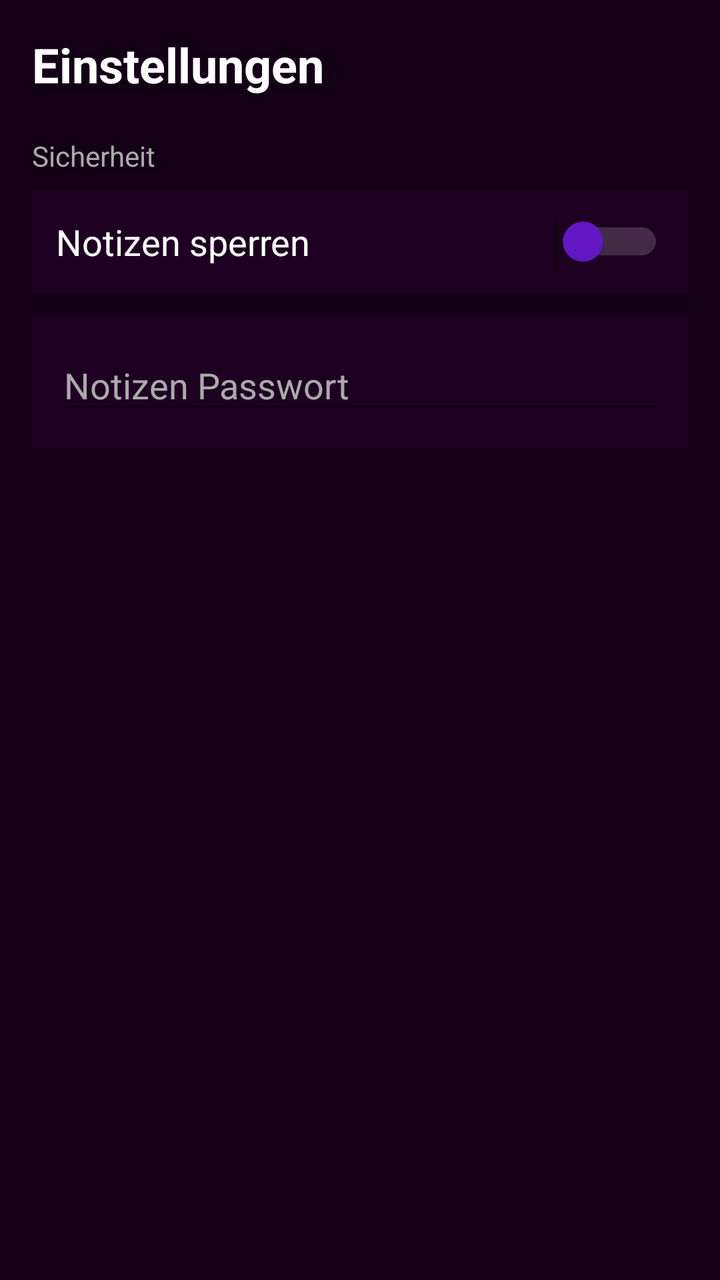
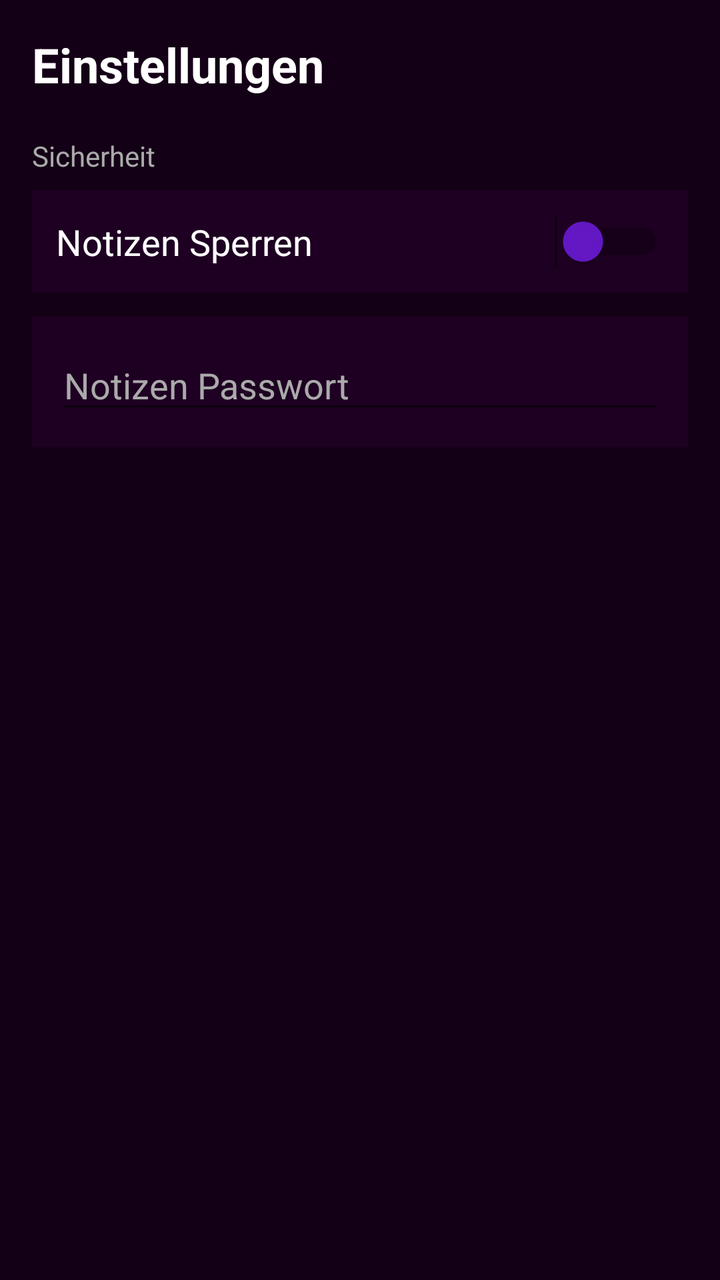

Screens rendered from an Android XML layout before and after an edit, with the pre-edit source and the edit as a unified diff.
<!-- AndroidManifest.xml: application theme Theme.Mynd -->
<!-- res/layout/settings.xml -->
<?xml version="1.0" encoding="utf-8"?>
<ScrollView xmlns:android="http://schemas.android.com/apk/res/android"
    xmlns:app="http://schemas.android.com/apk/res-auto"
    android:layout_width="match_parent"
    android:layout_height="match_parent"
    android:background="@color/backgroundDark"
    android:padding="16dp">

    <LinearLayout
        android:layout_width="match_parent"
        android:layout_height="wrap_content"
        android:orientation="vertical">

        
        <TextView
            android:id="@+id/settingsTitle"
            android:layout_width="wrap_content"
            android:layout_height="wrap_content"
            android:layout_marginBottom="20dp"
            android:text="Einstellungen"
            android:textColor="@color/textWhite"
            android:textSize="24sp"
            android:textStyle="bold" />

        
        <TextView
            android:id="@+id/securitySection"
            android:layout_width="wrap_content"
            android:layout_height="wrap_content"
            android:text="Sicherheit"
            android:textColor="@color/textHint"
            android:textSize="14sp"
            android:layout_marginBottom="8dp"/>

        
        <LinearLayout
            android:layout_width="match_parent"
            android:layout_height="wrap_content"
            android:orientation="horizontal"
            android:gravity="center_vertical"
            android:padding="12dp"
            android:background="@color/inputBackground"
            android:layout_marginBottom="12dp">

            <TextView
                android:id="@+id/lockNotesText"
                android:layout_width="0dp"
                android:layout_height="wrap_content"
                android:layout_weight="1"
                android:text="Notizen sperren"
                android:textColor="@color/textWhite"
                android:textSize="18sp" />

            <Switch
                android:id="@+id/lockNotesSwitch"
                android:layout_width="wrap_content"
                android:layout_height="wrap_content"
                android:thumbTint="@color/purpleAccent"
                android:trackTint="@color/textHint"/>
        </LinearLayout>

        <LinearLayout
            android:layout_width="match_parent"
            android:layout_height="wrap_content"
            android:orientation="horizontal"
            android:gravity="center_vertical"
            android:padding="12dp"
            android:background="@color/inputBackground"
            android:layout_marginBottom="12dp">

            <EditText
                android:id="@+id/notesPassword"
                android:layout_width="0dp"
                android:layout_height="wrap_content"
                android:layout_weight="1"
                android:hint="Notizen Passwort"
                android:inputType="textPassword"
                android:textColor="@color/textWhite"
                android:textColorHint="@color/textHint"
                android:textSize="18sp" />
        </LinearLayout>

    </LinearLayout>
</ScrollView>
<!-- resources referenced by this layout -->
<resources>
  <color name="backgroundDark">#140016</color>
  <color name="inputBackground">#1E0022</color>
  <color name="purpleAccent">#6418C7</color>
  <color name="textHint">#AAAAAA</color>
  <color name="textWhite">#FFFFFF</color>
  <style name="Theme.Mynd" parent="Theme.MaterialComponents.DayNight.DarkActionBar">
          
          <item name="colorPrimary">@color/purple_500</item>
          <item name="colorPrimaryVariant">@color/purple_700</item>
          <item name="colorOnPrimary">@color/white</item>
          
          <item name="colorSecondary">@color/teal_200</item>
          <item name="colorSecondaryVariant">@color/teal_700</item>
          <item name="colorOnSecondary">@color/black</item>
          
          <item name="android:statusBarColor">?attr/colorPrimaryVariant</item>
          
      </style>
  <color name="purple_500">#FF6200EE</color>
  <color name="purple_700">#FF3700B3</color>
  <color name="white">#FFFFFFFF</color>
  <color name="teal_200">#FF03DAC5</color>
  <color name="teal_700">#FF018786</color>
  <color name="black">#FF000000</color>
</resources>

<!-- the commit's change to res/layout/settings.xml (unified diff, before → after) -->
@@ -1,6 +1,6 @@
 <?xml version="1.0" encoding="utf-8"?>
 <ScrollView xmlns:android="http://schemas.android.com/apk/res/android"
-    xmlns:app="http://schemas.android.com/apk/res-auto"
+    xmlns:tools="http://schemas.android.com/tools"
     android:layout_width="match_parent"
     android:layout_height="match_parent"
     android:background="@color/backgroundDark"
@@ -17,7 +17,7 @@
             android:layout_width="wrap_content"
             android:layout_height="wrap_content"
             android:layout_marginBottom="20dp"
-            android:text="Einstellungen"
+            android:text="@string/settings_title"
             android:textColor="@color/textWhite"
             android:textSize="24sp"
             android:textStyle="bold" />
@@ -27,7 +27,7 @@
             android:id="@+id/securitySection"
             android:layout_width="wrap_content"
             android:layout_height="wrap_content"
-            android:text="Sicherheit"
+            android:text="@string/settings_security"
             android:textColor="@color/textHint"
             android:textSize="14sp"
             android:layout_marginBottom="8dp"/>
@@ -47,7 +47,7 @@
                 android:layout_width="0dp"
                 android:layout_height="wrap_content"
                 android:layout_weight="1"
-                android:text="Notizen sperren"
+                android:text="@string/settings_security_lock_notes"
                 android:textColor="@color/textWhite"
                 android:textSize="18sp" />
 
@@ -56,7 +56,7 @@
                 android:layout_width="wrap_content"
                 android:layout_height="wrap_content"
                 android:thumbTint="@color/purpleAccent"
-                android:trackTint="@color/textHint"/>
+                tools:ignore="UseSwitchCompatOrMaterialXml" />
         </LinearLayout>
 
         <LinearLayout
@@ -73,7 +73,8 @@
                 android:layout_width="0dp"
                 android:layout_height="wrap_content"
                 android:layout_weight="1"
-                android:hint="Notizen Passwort"
+                android:autofillHints=""
+                android:hint="@string/settings_security_lock_password"
                 android:inputType="textPassword"
                 android:textColor="@color/textWhite"
                 android:textColorHint="@color/textHint"
<!-- resource entries referenced after the edit -->
@@ -5,6 +5,10 @@
   <color name="purpleAccent">#6418C7</color>
   <color name="textHint">#AAAAAA</color>
   <color name="textWhite">#FFFFFF</color>
+  <string name="settings_security">Sicherheit</string>
+  <string name="settings_security_lock_notes">Notizen Sperren</string>
+  <string name="settings_security_lock_password">Notizen Passwort</string>
+  <string name="settings_title">Einstellungen</string>
   <style name="Theme.Mynd" parent="Theme.MaterialComponents.DayNight.DarkActionBar">
           
           <item name="colorPrimary">@color/purple_500</item>
